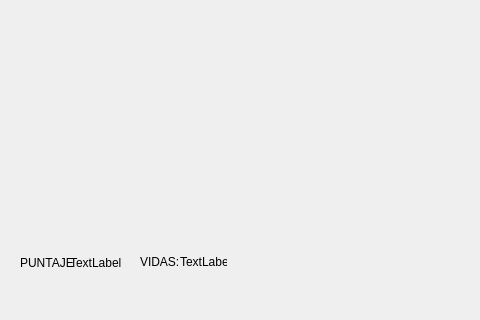
The window that KYLLERFLYER/mainwindow.ui (diegodiaz2/Proyecto-Final) describes before a commit, drawn with Qt 5; both pictures show x 0 to 480 and y 395 to 715 of the 1000 by 715 pixel window.
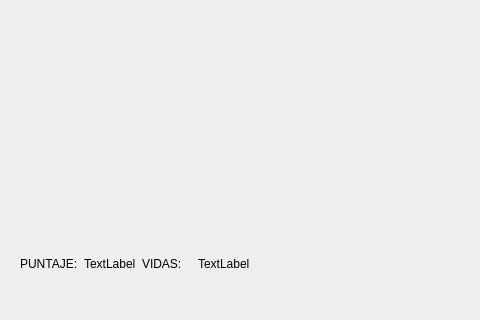
The same window after the commit.

```diff
--- a/KYLLERFLYER/mainwindow.ui
+++ b/KYLLERFLYER/mainwindow.ui
@@ -14,57 +14,45 @@
    <string>MainWindow</string>
   </property>
   <widget class="QWidget" name="centralwidget">
-   <widget class="QLabel" name="label">
+   <widget class="QWidget" name="">
     <property name="geometry">
      <rect>
       <x>20</x>
       <y>650</y>
-      <width>55</width>
-      <height>16</height>
+      <width>230</width>
+      <height>18</height>
      </rect>
     </property>
+    <layout class="QHBoxLayout" name="horizontalLayout">
+     <item>
+      <widget class="QLabel" name="label">
     <property name="text">
      <string>PUNTAJE:</string>
     </property>
    </widget>
+     </item>
+     <item>
    <widget class="QLabel" name="label_2">
-    <property name="geometry">
-     <rect>
-      <x>70</x>
-      <y>650</y>
-      <width>55</width>
-      <height>16</height>
-     </rect>
-    </property>
     <property name="text">
      <string>TextLabel</string>
     </property>
    </widget>
+     </item>
+     <item>
    <widget class="QLabel" name="label_3">
-    <property name="geometry">
-     <rect>
-      <x>140</x>
-      <y>650</y>
-      <width>47</width>
-      <height>13</height>
-     </rect>
-    </property>
     <property name="text">
      <string>VIDAS:</string>
     </property>
    </widget>
+     </item>
+     <item>
    <widget class="QLabel" name="label_4">
-    <property name="geometry">
-     <rect>
-      <x>180</x>
-      <y>650</y>
-      <width>47</width>
-      <height>13</height>
-     </rect>
-    </property>
     <property name="text">
      <string>TextLabel</string>
     </property>
+      </widget>
+     </item>
+    </layout>
    </widget>
   </widget>
   <widget class="QMenuBar" name="menubar">
```
Left out of the diff: 2 changed lines with no effect on the pictures. Lines whose indentation alone changed are shown as unchanged.
